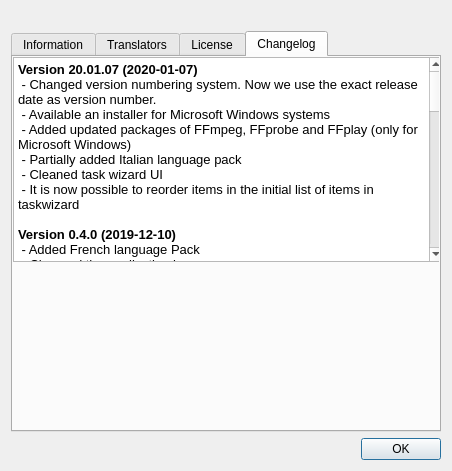
Old version of the form ui/aboutdialog.ui in the repository swl-x/MystiQ.
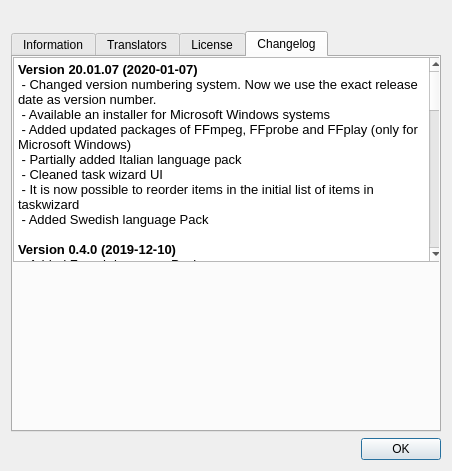
New version of the form. The open tabs and pages were chosen to show the change. Icons and pictures are not drawn.

Commit message: Added Swedish language pack. Thanks to Åke Engelbrektson

The edit to the form file:
```diff
--- a/ui/aboutdialog.ui
+++ b/ui/aboutdialog.ui
@@ -267,6 +267,7 @@
 &lt;p style=&quot; margin-top:0px; margin-bottom:0px; margin-left:0px; margin-right:0px; -qt-block-indent:0; text-indent:0px;&quot;&gt;&lt;span style=&quot; font-family:'Fira Sans';&quot;&gt; - Partially added Italian language pack&lt;/span&gt;&lt;/p&gt;
 &lt;p style=&quot; margin-top:0px; margin-bottom:0px; margin-left:0px; margin-right:0px; -qt-block-indent:0; text-indent:0px;&quot;&gt;&lt;span style=&quot; font-family:'Fira Sans';&quot;&gt; - Cleaned task wizard UI&lt;/span&gt;&lt;/p&gt;
 &lt;p style=&quot; margin-top:0px; margin-bottom:0px; margin-left:0px; margin-right:0px; -qt-block-indent:0; text-indent:0px;&quot;&gt;&lt;span style=&quot; font-family:'Fira Sans';&quot;&gt; - It is now possible to reorder items in the initial list of items in taskwizard&lt;/span&gt;&lt;/p&gt;
+&lt;p style=&quot; margin-top:0px; margin-bottom:0px; margin-left:0px; margin-right:0px; -qt-block-indent:0; text-indent:0px;&quot;&gt;&lt;span style=&quot; font-family:'Fira Sans';&quot;&gt; - Added Swedish language Pack&lt;/span&gt;&lt;/p&gt;
 &lt;p style=&quot;-qt-paragraph-type:empty; margin-top:0px; margin-bottom:0px; margin-left:0px; margin-right:0px; -qt-block-indent:0; text-indent:0px; font-family:'Fira Sans'; font-weight:600;&quot;&gt;&lt;br /&gt;&lt;/p&gt;
 &lt;p style=&quot; margin-top:0px; margin-bottom:0px; margin-left:0px; margin-right:0px; -qt-block-indent:0; text-indent:0px;&quot;&gt;&lt;span style=&quot; font-family:'Fira Sans'; font-weight:600;&quot;&gt;Version 0.4.0 (2019-12-10)&lt;/span&gt;&lt;/p&gt;
 &lt;p style=&quot; margin-top:0px; margin-bottom:0px; margin-left:0px; margin-right:0px; -qt-block-indent:0; text-indent:0px;&quot;&gt;&lt;span style=&quot; font-family:'Fira Sans';&quot;&gt; - Added French language Pack&lt;/span&gt;&lt;/p&gt;
```
The commit also changes 8 other files.
